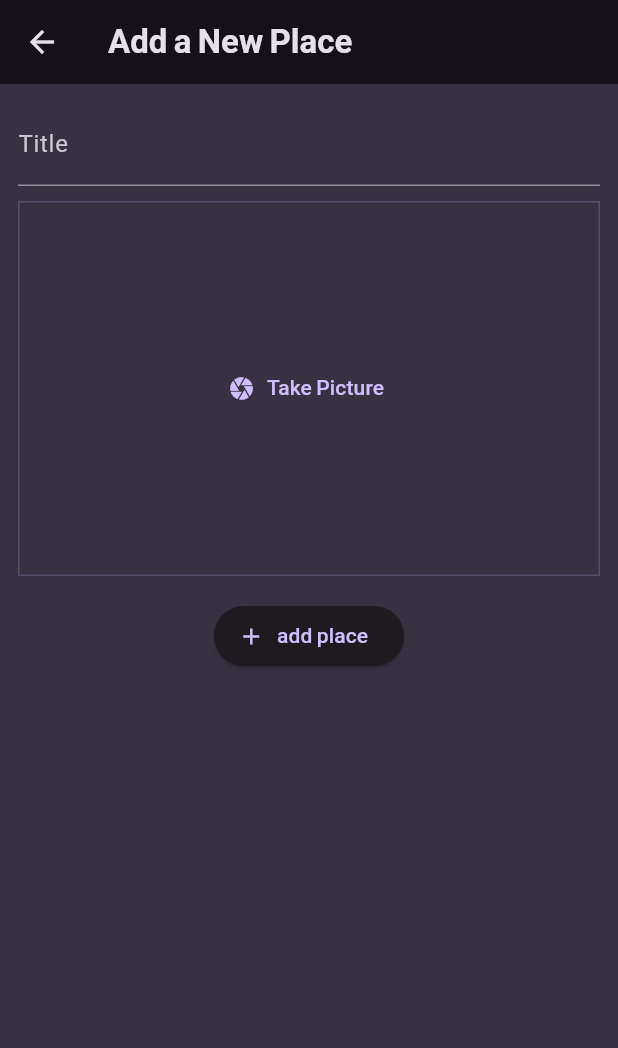
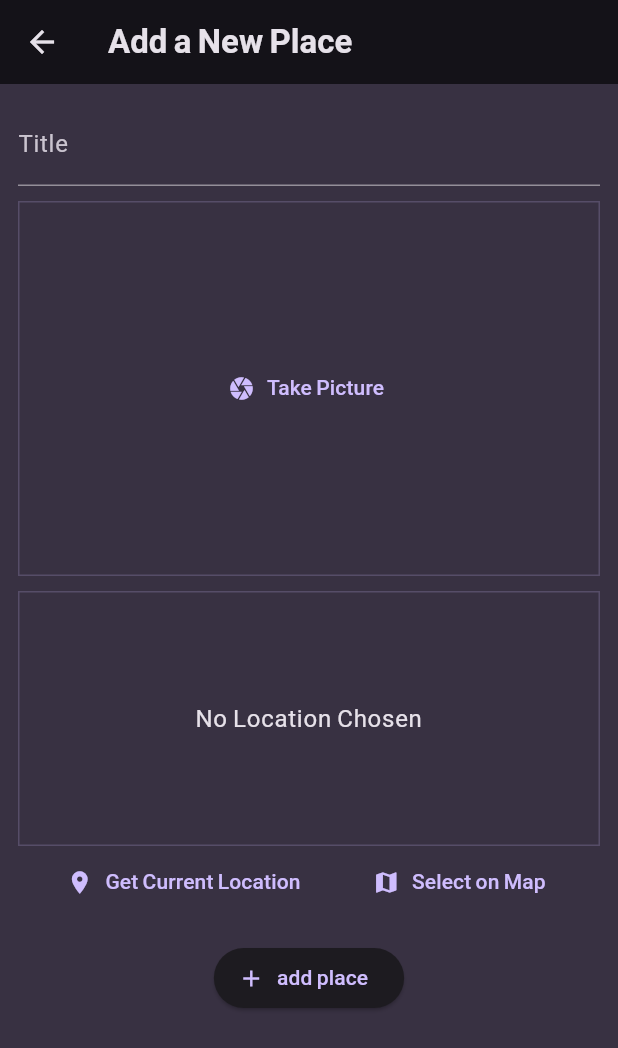
Before and after one commit to sibeux/flutter_mobile, a Flutter app: the AddPlaceScreen screen opened directly, on a phone screen of 412 x 824 dp. Shown: the top 1048 px of the screen. Run offline on Flutter 3.47's test engine with Material 3 defaults, Android fonts, the phone set to English and light mode, and no system bars; our stand-ins replace flutter_riverpod, google_fonts, hexcolor, image_picker, smooth_page_indicator, transparent_image and 1 more.

Commit message:
Add LocationInput widget and import location_macos plugin

```diff
--- a/lib/udemy_max/favorite_places/screens/add_place.dart
+++ b/lib/udemy_max/favorite_places/screens/add_place.dart
@@ -3,6 +3,7 @@ import 'dart:io';
 import 'package:flutter/material.dart';
 import 'package:flutter_mobile/udemy_max/favorite_places/providers/user_places.dart';
 import 'package:flutter_mobile/udemy_max/favorite_places/widgets/image_input.dart';
+import 'package:flutter_mobile/udemy_max/favorite_places/widgets/location_input.dart';
 import 'package:flutter_riverpod/flutter_riverpod.dart';
 
 class AddPlaceScreen extends ConsumerStatefulWidget {
@@ -59,6 +60,10 @@ class _AddPlaceScreenState extends ConsumerState<AddPlaceScreen> {
               },
             ),
             const SizedBox(
+              height: 10,
+            ),
+            const LocationInput(),
+            const SizedBox(
               height: 16,
             ),
             ElevatedButton.icon(
--- /dev/null
+++ b/lib/udemy_max/favorite_places/widgets/location_input.dart
@@ -0,0 +1,49 @@
+import 'package:flutter/material.dart';
+
+class LocationInput extends StatefulWidget {
+  const LocationInput({super.key});
+
+  @override
+  State<LocationInput> createState() => _LocationInputState();
+}
+
+class _LocationInputState extends State<LocationInput> {
+  @override
+  Widget build(BuildContext context) {
+    return Column(
+      children: [
+        Container(
+            height: 170,
+            width: double.infinity,
+            decoration: BoxDecoration(
+                border: Border.all(
+              width: 1,
+              color: Theme.of(context).colorScheme.primary.withOpacity(0.2),
+            )),
+            child: Center(
+              child: Text(
+                'No Location Chosen',
+                textAlign: TextAlign.center,
+                style: Theme.of(context).textTheme.bodyLarge!.copyWith(
+                    color: Theme.of(context).colorScheme.onBackground),
+              ),
+            )),
+        Row(
+          mainAxisAlignment: MainAxisAlignment.spaceEvenly,
+          children: [
+            TextButton.icon(
+              onPressed: () {},
+              icon: const Icon(Icons.location_on),
+              label: const Text('Get Current Location'),
+            ),
+            TextButton.icon(
+              onPressed: () {},
+              icon: const Icon(Icons.map),
+              label: const Text('Select on Map'),
+            )
+          ],
+        )
+      ],
+    );
+  }
+}
--- a/pubspec.yaml
+++ b/pubspec.yaml
@@ -47,6 +47,7 @@ dependencies:
   hexcolor: ^3.0.1
   http: ^1.2.0
   image_picker: ^1.0.7
+  location: ^5.0.0-dev.8
 
 dev_dependencies:
   flutter_test:
```
Also changed, not shown: pubspec.lock, 1 other file.
